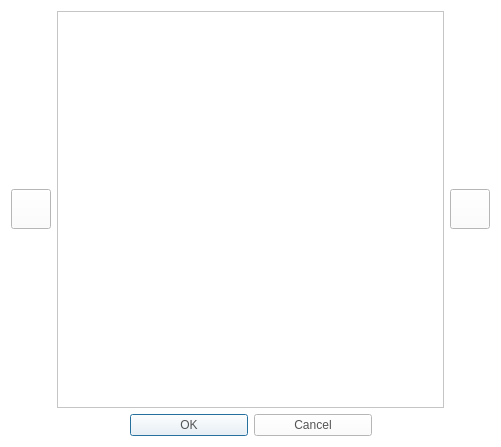
This is CaX/dialog/cdripinfodialog.ui in fsest4u/CaX_03 as Qt 5 draws it before an edit. The edited form follows.
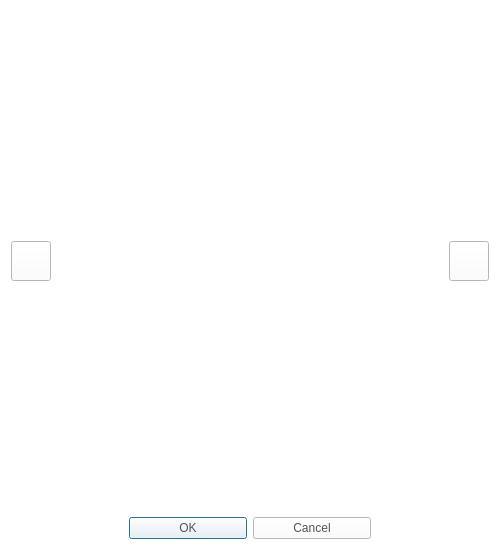
This is the edited form. Icons and pictures are not drawn.

The edit to the form file:
```diff
--- a/CaX/dialog/cdripinfodialog.ui
+++ b/CaX/dialog/cdripinfodialog.ui
@@ -6,10 +6,16 @@
    <rect>
     <x>0</x>
     <y>0</y>
-    <width>501</width>
-    <height>447</height>
+    <width>500</width>
+    <height>550</height>
    </rect>
   </property>
+  <property name="minimumSize">
+   <size>
+    <width>500</width>
+    <height>550</height>
+   </size>
+  </property>
   <property name="windowTitle">
    <string>Dialog</string>
   </property>
@@ -84,7 +90,11 @@
    <item row="0" column="1">
     <widget class="QScrollArea" name="scrollArea">
      <property name="styleSheet">
-      <string notr="true"/>
+      <string notr="true">QScrollArea
+{
+  border: 0px solid #ffffff;
+}
+</string>
      </property>
      <property name="widgetResizable">
       <bool>true</bool>
@@ -94,8 +104,8 @@
        <rect>
         <x>0</x>
         <y>0</y>
-        <width>389</width>
-        <height>395</height>
+        <width>390</width>
+        <height>500</height>
        </rect>
       </property>
       <property name="styleSheet">
@@ -106,7 +116,14 @@
       </property>
       <layout class="QGridLayout" name="gridLayout_2">
        <item row="0" column="0">
-        <widget class="QStackedWidget" name="stackedWidget"/>
+        <widget class="QStackedWidget" name="stackedWidget">
+         <property name="minimumSize">
+          <size>
+           <width>350</width>
+           <height>450</height>
+          </size>
+         </property>
+        </widget>
        </item>
       </layout>
      </widget>
```
